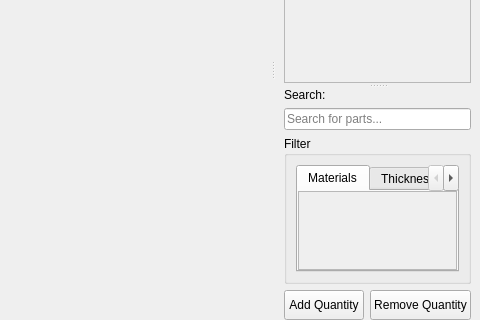
Above: ui/widgets/laser_cut_tab.ui from TheCodingJsoftware/Invigo before the change; both pictures show x 538 to 1018 and y 189 to 509 of the 1018 by 509 pixel window. Below: the same form after it.
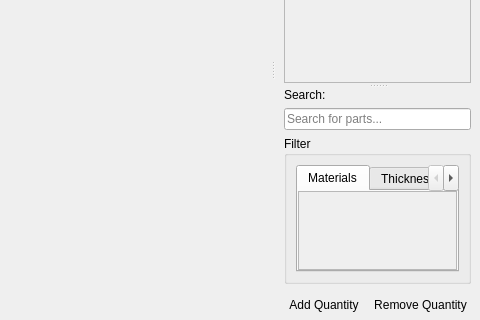
That is the form after the change. Icons and pictures are not drawn.

The edit to the form file:
```diff
--- a/ui/widgets/laser_cut_tab.ui
+++ b/ui/widgets/laser_cut_tab.ui
@@ -380,6 +380,9 @@
                <property name="text">
                 <string>Add Quantity</string>
                </property>
+               <property name="flat">
+                <bool>true</bool>
+               </property>
               </widget>
              </item>
              <item>
@@ -393,6 +396,9 @@
                <property name="text">
                 <string>Remove Quantity</string>
                </property>
+               <property name="flat">
+                <bool>true</bool>
+               </property>
               </widget>
              </item>
             </layout>
```
Left out of the diff: 14 changed lines with no effect on the pictures.
